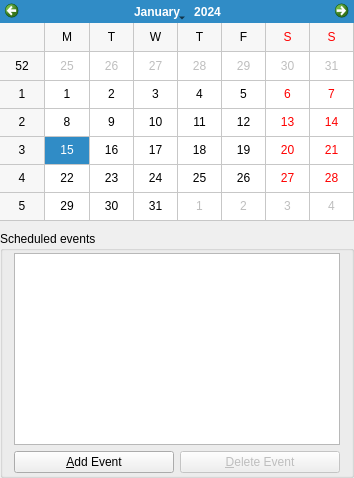
The window that src/schedulewidget.ui (BackupTheBerlios/tinyorganizer) describes before a commit, drawn with Qt 5.
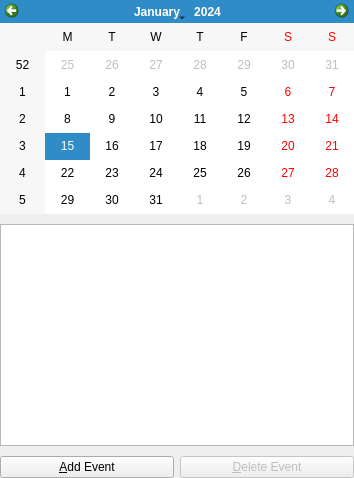
The same window after the commit.

Commit message: adding events with basic recurrence

```diff
--- a/src/schedulewidget.ui
+++ b/src/schedulewidget.ui
@@ -33,6 +33,12 @@
    </property>
    <item row="0" column="0" >
     <widget class="QCalendarWidget" name="calendarWidget" >
+     <property name="maximumSize" >
+      <size>
+       <width>16777215</width>
+       <height>214</height>
+      </size>
+     </property>
      <property name="contextMenuPolicy" >
       <enum>Qt::ActionsContextMenu</enum>
      </property>
@@ -40,7 +46,7 @@
       <enum>Qt::Monday</enum>
      </property>
      <property name="gridVisible" >
-      <bool>true</bool>
+      <bool>false</bool>
      </property>
      <property name="horizontalHeaderFormat" >
       <enum>QCalendarWidget::SingleLetterDayNames</enum>
@@ -57,35 +63,16 @@
     </widget>
    </item>
    <item row="1" column="0" >
-    <widget class="QGroupBox" name="groupBox" >
-     <property name="title" >
-      <string>Scheduled events</string>
-     </property>
-     <layout class="QGridLayout" name="gridLayout_5" >
+    <widget class="QTableView" name="tableEvents" />
+   </item>
+   <item row="2" column="0" >
+    <layout class="QHBoxLayout" name="horizontalLayout" >
       <property name="topMargin" >
-       <number>2</number>
+      <number>0</number>
       </property>
       <property name="bottomMargin" >
-       <number>2</number>
-      </property>
-      <property name="spacing" >
-       <number>6</number>
-      </property>
-      <item row="0" column="0" >
-       <widget class="QTableWidget" name="tableEvents" >
-        <property name="minimumSize" >
-         <size>
-          <width>0</width>
-          <height>0</height>
-         </size>
-        </property>
-        <property name="rowCount" >
          <number>0</number>
         </property>
-       </widget>
-      </item>
-      <item row="2" column="0" >
-       <layout class="QHBoxLayout" name="horizontalLayout_2" >
         <item>
          <widget class="QPushButton" name="buttonAddEvent" >
           <property name="text" >
@@ -104,9 +91,6 @@
          </widget>
         </item>
        </layout>
-      </item>
-     </layout>
-    </widget>
    </item>
   </layout>
  </widget>
```
Lines whose indentation alone changed are shown as unchanged. The commit also changes 19 other files.
